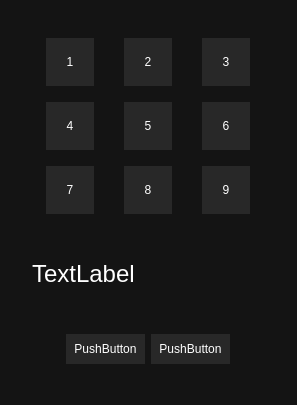
Above: Security panel/securityPanel/dialog.ui from ErfanDehghani/Learning-Qt before the change. Below: the same form after it.
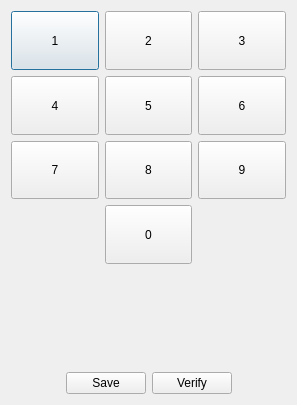
That is the form after the change.

Commit message: Security panel completed without change in ui

Patch:
```diff
--- a/Security panel/securityPanel/dialog.ui
+++ b/Security panel/securityPanel/dialog.ui
@@ -14,43 +14,11 @@
    <string>Dialog</string>
   </property>
   <property name="styleSheet">
-   <string notr="true">QDialog
-{
-	background-color: #141414;
-}
-
-QLabel
-{
-	color : #fff;
-    font-size: 24px;
-}
-
-QPushButton
-{
-	border: none;
-	padding :8px;
-	background-color: #282828;
-	color: #fff;
-}</string>
+   <string notr="true"/>
   </property>
   <layout class="QVBoxLayout" name="verticalLayout">
-   <property name="leftMargin">
-    <number>32</number>
-   </property>
-   <property name="topMargin">
-    <number>32</number>
-   </property>
-   <property name="rightMargin">
-    <number>32</number>
-   </property>
-   <property name="bottomMargin">
-    <number>32</number>
-   </property>
    <item>
-    <layout class="QGridLayout" name="gridLayout">
-     <property name="spacing">
-      <number>16</number>
-     </property>
+    <layout class="QGridLayout" name="numbers">
      <item row="0" column="0">
       <widget class="QPushButton" name="pushButton_2">
        <property name="sizePolicy">
@@ -67,8 +35,8 @@
        </property>
        <property name="maximumSize">
         <size>
-         <width>48</width>
-         <height>48</height>
+         <width>99999</width>
+         <height>99999</height>
         </size>
        </property>
        <property name="baseSize">
@@ -98,8 +66,8 @@
        </property>
        <property name="maximumSize">
         <size>
-         <width>48</width>
-         <height>48</height>
+         <width>99999</width>
+         <height>99999</height>
         </size>
        </property>
        <property name="baseSize">
@@ -129,8 +97,8 @@
        </property>
        <property name="maximumSize">
         <size>
-         <width>48</width>
-         <height>48</height>
+         <width>99999</width>
+         <height>99999</height>
         </size>
        </property>
        <property name="baseSize">
@@ -160,8 +128,8 @@
        </property>
        <property name="maximumSize">
         <size>
-         <width>48</width>
-         <height>48</height>
+         <width>99999</width>
+         <height>99999</height>
         </size>
        </property>
        <property name="baseSize">
@@ -191,8 +159,8 @@
        </property>
        <property name="maximumSize">
         <size>
-         <width>48</width>
-         <height>48</height>
+         <width>99999</width>
+         <height>99999</height>
         </size>
        </property>
        <property name="baseSize">
@@ -222,8 +190,8 @@
        </property>
        <property name="maximumSize">
         <size>
-         <width>48</width>
-         <height>48</height>
+         <width>99999</width>
+         <height>99999</height>
         </size>
        </property>
        <property name="baseSize">
@@ -253,8 +221,8 @@
        </property>
        <property name="maximumSize">
         <size>
-         <width>48</width>
-         <height>48</height>
+         <width>99999</width>
+         <height>99999</height>
         </size>
        </property>
        <property name="baseSize">
@@ -284,8 +252,8 @@
        </property>
        <property name="maximumSize">
         <size>
-         <width>48</width>
-         <height>48</height>
+         <width>99999</width>
+         <height>99999</height>
         </size>
        </property>
        <property name="baseSize">
@@ -315,8 +283,8 @@
        </property>
        <property name="maximumSize">
         <size>
-         <width>48</width>
-         <height>48</height>
+         <width>99999</width>
+         <height>99999</height>
         </size>
        </property>
        <property name="baseSize">
@@ -330,6 +298,37 @@
        </property>
       </widget>
      </item>
+     <item row="3" column="1">
+      <widget class="QPushButton" name="Num_0">
+       <property name="sizePolicy">
+        <sizepolicy hsizetype="Preferred" vsizetype="Preferred">
+         <horstretch>0</horstretch>
+         <verstretch>0</verstretch>
+        </sizepolicy>
+       </property>
+       <property name="minimumSize">
+        <size>
+         <width>48</width>
+         <height>48</height>
+        </size>
+       </property>
+       <property name="maximumSize">
+        <size>
+         <width>99999</width>
+         <height>99999</height>
+        </size>
+       </property>
+       <property name="baseSize">
+        <size>
+         <width>32</width>
+         <height>32</height>
+        </size>
+       </property>
+       <property name="text">
+        <string>0</string>
+       </property>
+      </widget>
+     </item>
     </layout>
    </item>
    <item>
@@ -346,8 +345,14 @@
        <height>96</height>
       </size>
      </property>
+     <property name="layoutDirection">
+      <enum>Qt::LeftToRight</enum>
+     </property>
      <property name="text">
-      <string>TextLabel</string>
+      <string/>
+     </property>
+     <property name="alignment">
+      <set>Qt::AlignCenter</set>
      </property>
      <property name="indent">
       <number>0</number>
@@ -372,14 +377,14 @@
      <item>
       <widget class="QPushButton" name="pushButton_10">
        <property name="text">
-        <string>PushButton</string>
+        <string>Save</string>
        </property>
       </widget>
      </item>
      <item>
       <widget class="QPushButton" name="pushButton_11">
        <property name="text">
-        <string>PushButton</string>
+        <string>Verify</string>
        </property>
       </widget>
      </item>
```
Left out of the diff: 24 changed lines with no effect on the pictures. The commit also changes 5 other files.
